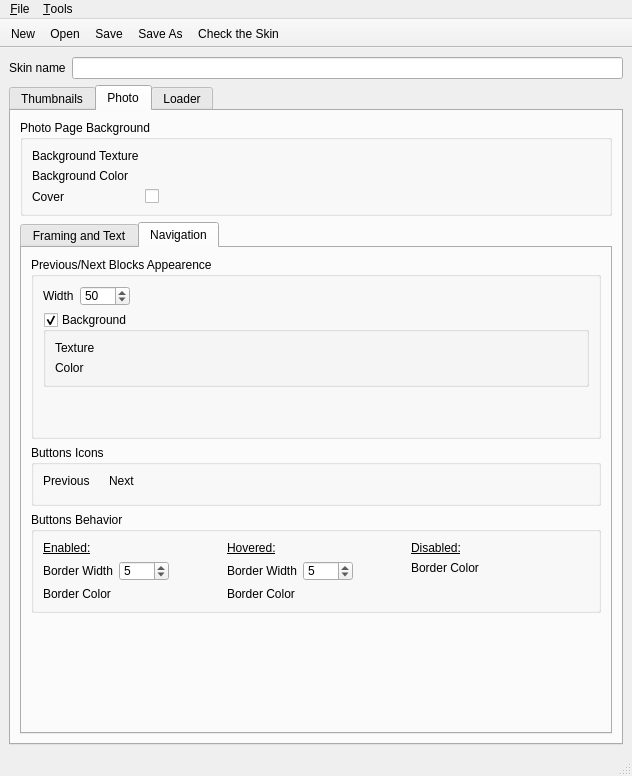
Qt form src/ui/WinSkinDesigner.ui (Pixinn/ezwebgallery) before a commit.
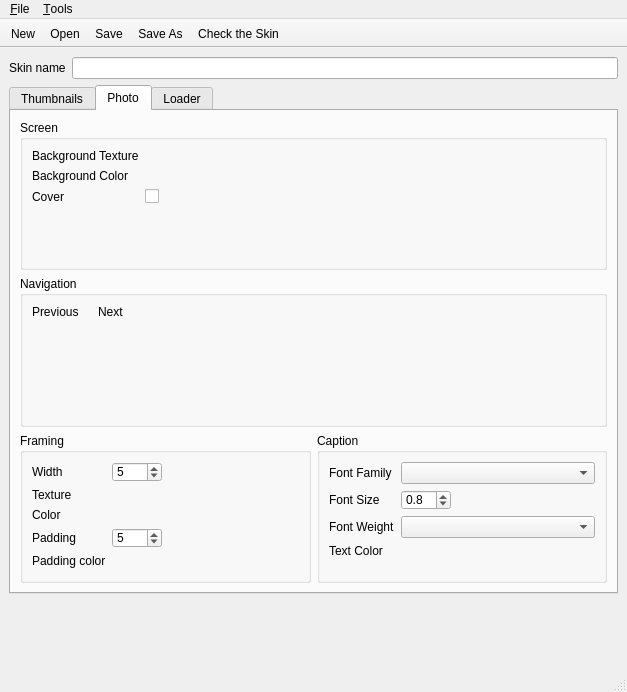
The same form after that commit. The open tabs and pages were chosen to show the change. Icons and pictures are not drawn. Custom widgets are drawn as their Qt base class.

What changed in the file:
```diff
--- a/src/ui/WinSkinDesigner.ui
+++ b/src/ui/WinSkinDesigner.ui
@@ -6,8 +6,8 @@
    <rect>
     <x>0</x>
     <y>0</y>
-    <width>632</width>
-    <height>776</height>
+    <width>627</width>
+    <height>692</height>
    </rect>
   </property>
   <property name="windowTitle">
@@ -435,7 +435,7 @@
         <item>
          <widget class="QGroupBox" name="groupBox_PhotoBckg">
           <property name="title">
-           <string>Photo Page Background</string>
+           <string>Screen</string>
           </property>
           <layout class="QVBoxLayout" name="verticalLayout_2">
            <item>
@@ -483,24 +483,64 @@
          </widget>
         </item>
         <item>
-         <widget class="QTabWidget" name="tabWidget">
-          <property name="tabShape">
-           <enum>QTabWidget::Rounded</enum>
+         <widget class="QGroupBox" name="groupBox">
+          <property name="title">
+           <string>Navigation</string>
           </property>
-          <property name="currentIndex">
-           <number>0</number>
-          </property>
-          <widget class="QWidget" name="tab_FramingAndText">
-           <property name="font">
-            <font>
-             <weight>50</weight>
-             <bold>false</bold>
-            </font>
-           </property>
-           <attribute name="title">
-            <string>Framing and Text</string>
-           </attribute>
-           <layout class="QVBoxLayout" name="verticalLayout_18">
+          <layout class="QHBoxLayout" name="horizontalLayout_15">
+           <item>
+            <layout class="QHBoxLayout" name="horizontalLayout_14">
+             <item>
+              <layout class="QFormLayout" name="formLayout_21">
+               <property name="fieldGrowthPolicy">
+                <enum>QFormLayout::AllNonFixedFieldsGrow</enum>
+               </property>
+               <item row="0" column="0">
+                <widget class="QLabel" name="label_PreviousButton">
+                 <property name="text">
+                  <string>Previous</string>
+                 </property>
+                </widget>
+               </item>
+               <item row="0" column="1">
+                <widget class="CImagePicker" name="CImagePicker_PreviousButton_Icon"/>
+               </item>
+              </layout>
+             </item>
+             <item>
+              <layout class="QFormLayout" name="formLayout_20">
+               <item row="0" column="0">
+                <widget class="QLabel" name="label_NextButton">
+                 <property name="text">
+                  <string>Next</string>
+                 </property>
+                </widget>
+               </item>
+               <item row="0" column="1">
+                <widget class="CImagePicker" name="CImagePicker_NextButton_Icon"/>
+               </item>
+              </layout>
+             </item>
+            </layout>
+           </item>
+           <item>
+            <spacer name="horizontalSpacer">
+             <property name="orientation">
+              <enum>Qt::Horizontal</enum>
+             </property>
+             <property name="sizeHint" stdset="0">
+              <size>
+               <width>40</width>
+               <height>20</height>
+              </size>
+             </property>
+            </spacer>
+           </item>
+          </layout>
+         </widget>
+        </item>
+        <item>
+         <layout class="QHBoxLayout" name="horizontalLayout">
             <item>
              <widget class="QGroupBox" name="groupBox_PhotoFraming">
               <property name="enabled">
@@ -697,347 +737,6 @@
              </widget>
             </item>
            </layout>
-          </widget>
-          <widget class="QWidget" name="tab_Navigation">
-           <attribute name="title">
-            <string>Navigation</string>
-           </attribute>
-           <layout class="QVBoxLayout" name="verticalLayout_16">
-            <item>
-             <layout class="QHBoxLayout" name="horizontalLayout_12">
-              <item>
-               <widget class="QGroupBox" name="groupBox_PhotoNavBlocks">
-                <property name="title">
-                 <string>Previous/Next Blocks Appearence</string>
-                </property>
-                <layout class="QVBoxLayout" name="verticalLayout_15">
-                 <item>
-                  <layout class="QFormLayout" name="formLayout_15">
-                   <property name="fieldGrowthPolicy">
-                    <enum>QFormLayout::AllNonFixedFieldsGrow</enum>
-                   </property>
-                   <item row="0" column="0">
-                    <widget class="QLabel" name="label_PhotoNavBlocks_Width">
-                     <property name="text">
-                      <string>Width</string>
-                     </property>
-                    </widget>
-                   </item>
-                   <item row="0" column="1">
-                    <widget class="QSpinBox" name="spinBox_PhotoNavBlocks_Width">
-                     <property name="minimumSize">
-                      <size>
-                       <width>50</width>
-                       <height>20</height>
-                      </size>
-                     </property>
-                     <property name="maximumSize">
-                      <size>
-                       <width>50</width>
-                       <height>20</height>
-                      </size>
-                     </property>
-                     <property name="minimum">
-                      <number>20</number>
-                     </property>
-                     <property name="maximum">
-                      <number>250</number>
-                     </property>
-                     <property name="value">
-                      <number>50</number>
-                     </property>
-                    </widget>
-                   </item>
-                  </layout>
-                 </item>
-                 <item>
-                  <widget class="QGroupBox" name="groupBox_PhotoNavBlocksBckg">
-                   <property name="title">
-                    <string>Background</string>
-                   </property>
-                   <property name="checkable">
-                    <bool>true</bool>
-                   </property>
-                   <layout class="QVBoxLayout" name="verticalLayout_19">
-                    <item>
-                     <layout class="QFormLayout" name="formLayout_23">
-                      <item row="0" column="0">
-                       <widget class="QLabel" name="label_PhotoNavBlocks_BckgTexture">
-                        <property name="text">
-                         <string>Texture</string>
-                        </property>
-                       </widget>
-                      </item>
-                      <item row="1" column="0">
-                       <widget class="QLabel" name="label_PhotoNavBlocks_BckgColor">
-                        <property name="text">
-                         <string>Color</string>
-                        </property>
-                       </widget>
-                      </item>
-                      <item row="0" column="1">
-                       <widget class="CImagePicker" name="CImagePicker_PhotoNavBlocks_BckgTexture"/>
-                      </item>
-                      <item row="1" column="1">
-                       <widget class="CColorPicker" name="cColorPicker_PhotoNavBlocks_BckgColor"/>
-                      </item>
-                     </layout>
-                    </item>
-                   </layout>
-                  </widget>
-                 </item>
-                 <item>
-                  <spacer name="verticalSpacer_3">
-                   <property name="orientation">
-                    <enum>Qt::Vertical</enum>
-                   </property>
-                   <property name="sizeHint" stdset="0">
-                    <size>
-                     <width>20</width>
-                     <height>40</height>
-                    </size>
-                   </property>
-                  </spacer>
-                 </item>
-                </layout>
-               </widget>
-              </item>
-             </layout>
-            </item>
-            <item>
-             <widget class="QGroupBox" name="groupBox">
-              <property name="title">
-               <string>Buttons Icons</string>
-              </property>
-              <layout class="QHBoxLayout" name="horizontalLayout_15">
-               <item>
-                <layout class="QHBoxLayout" name="horizontalLayout_14">
-                 <item>
-                  <layout class="QFormLayout" name="formLayout_21">
-                   <property name="fieldGrowthPolicy">
-                    <enum>QFormLayout::AllNonFixedFieldsGrow</enum>
-                   </property>
-                   <item row="0" column="0">
-                    <widget class="QLabel" name="label_PreviousButton">
-                     <property name="text">
-                      <string>Previous</string>
-                     </property>
-                    </widget>
-                   </item>
-                   <item row="0" column="1">
-                    <widget class="CImagePicker" name="CImagePicker_PreviousButton_Icon"/>
-                   </item>
-                  </layout>
-                 </item>
-                 <item>
-                  <layout class="QFormLayout" name="formLayout_20">
-                   <item row="0" column="0">
-                    <widget class="QLabel" name="label_NextButton">
-                     <property name="text">
-                      <string>Next</string>
-                     </property>
-                    </widget>
-                   </item>
-                   <item row="0" column="1">
-                    <widget class="CImagePicker" name="CImagePicker_NextButton_Icon"/>
-                   </item>
-                  </layout>
-                 </item>
-                </layout>
-               </item>
-               <item>
-                <spacer name="horizontalSpacer">
-                 <property name="orientation">
-                  <enum>Qt::Horizontal</enum>
-                 </property>
-                 <property name="sizeHint" stdset="0">
-                  <size>
-                   <width>40</width>
-                   <height>20</height>
-                  </size>
-                 </property>
-                </spacer>
-               </item>
-              </layout>
-             </widget>
-            </item>
-            <item>
-             <widget class="QGroupBox" name="groupBox_PhotoButtons">
-              <property name="title">
-               <string>Buttons Behavior</string>
-              </property>
-              <layout class="QVBoxLayout" name="verticalLayout_20">
-               <item>
-                <layout class="QHBoxLayout" name="horizontalLayout_6">
-                 <item>
-                  <layout class="QFormLayout" name="formLayout_16">
-                   <property name="fieldGrowthPolicy">
-                    <enum>QFormLayout::AllNonFixedFieldsGrow</enum>
-                   </property>
-                   <item row="0" column="0">
-                    <widget class="QLabel" name="label_PhotoButtonsEnabled">
-                     <property name="font">
-                      <font>
-                       <underline>true</underline>
-                      </font>
-                     </property>
-                     <property name="text">
-                      <string>Enabled:</string>
-                     </property>
-                    </widget>
-                   </item>
-                   <item row="1" column="0">
-                    <widget class="QLabel" name="label_PhotoButtonsEnabled_BorderColor">
-                     <property name="text">
-                      <string>Border Width</string>
-                     </property>
-                    </widget>
-                   </item>
-                   <item row="2" column="0">
-                    <widget class="QLabel" name="label_PhotoButtonsEnabled_BorderWidth">
-                     <property name="text">
-                      <string>Border Color</string>
-                     </property>
-                    </widget>
-                   </item>
-                   <item row="1" column="1">
-                    <widget class="QSpinBox" name="spinBox_PhotoButtonsEnabled_BorderWidth">
-                     <property name="minimumSize">
-                      <size>
-                       <width>50</width>
-                       <height>20</height>
-                      </size>
-                     </property>
-                     <property name="maximumSize">
-                      <size>
-                       <width>50</width>
-                       <height>20</height>
-                      </size>
-                     </property>
-                     <property name="minimum">
-                      <number>0</number>
-                     </property>
-                     <property name="maximum">
-                      <number>20</number>
-                     </property>
-                     <property name="value">
-                      <number>5</number>
-                     </property>
-                    </widget>
-                   </item>
-                   <item row="2" column="1">
-                    <widget class="CColorPicker" name="cColorPicker_PhotoButtonsEnabled_BorderColor"/>
-                   </item>
-                  </layout>
-                 </item>
-                 <item>
-                  <layout class="QFormLayout" name="formLayout_17">
-                   <item row="0" column="0">
-                    <widget class="QLabel" name="label_PhotoButtonsHovered">
-                     <property name="font">
-                      <font>
-                       <underline>true</underline>
-                      </font>
-                     </property>
-                     <property name="text">
-                      <string>Hovered:</string>
-                     </property>
-                    </widget>
-                   </item>
-                   <item row="1" column="0">
-                    <widget class="QLabel" name="label_PhotoButtonsHovered_BorderWidth">
-                     <property name="text">
-                      <string>Border Width</string>
-                     </property>
-                    </widget>
-                   </item>
-                   <item row="2" column="0">
-                    <widget class="QLabel" name="label_PhotoButtonsHovered_BorderColor">
-                     <property name="text">
-                      <string>Border Color</string>
-                     </property>
-                    </widget>
-                   </item>
-                   <item row="1" column="1">
-                    <widget class="QSpinBox" name="spinBox_PhotoButtonsHovered_BorderWidth">
-                     <property name="minimumSize">
-                      <size>
-                       <width>50</width>
-                       <height>20</height>
-                      </size>
-                     </property>
-                     <property name="maximumSize">
-                      <size>
-                       <width>50</width>
-                       <height>20</height>
-                      </size>
-                     </property>
-                     <property name="minimum">
-                      <number>0</number>
-                     </property>
-                     <property name="maximum">
-                      <number>20</number>
-                     </property>
-                     <property name="value">
-                      <number>5</number>
-                     </property>
-                    </widget>
-                   </item>
-                   <item row="2" column="1">
-                    <widget class="CColorPicker" name="cColorPicker_PhotoButtonsHovered_BorderColor"/>
-                   </item>
-                  </layout>
-                 </item>
-                 <item>
-                  <layout class="QFormLayout" name="formLayout_18">
-                   <property name="fieldGrowthPolicy">
-                    <enum>QFormLayout::AllNonFixedFieldsGrow</enum>
-                   </property>
-                   <item row="0" column="0">
-                    <widget class="QLabel" name="label_PhotoButtonsDisabled">
-                     <property name="font">
-                      <font>
-                       <underline>true</underline>
-                      </font>
-                     </property>
-                     <property name="text">
-                      <string>Disabled:</string>
-                     </property>
-                    </widget>
-                   </item>
-                   <item row="1" column="0">
-                    <widget class="QLabel" name="label_PhotoButtonsDisabled_BorderColor">
-                     <property name="text">
-                      <string>Border Color</string>
-                     </property>
-                    </widget>
-                   </item>
-                   <item row="1" column="1">
-                    <widget class="CColorPicker" name="cColorPicker_PhotoButtonsDisabled_BorderColor"/>
-                   </item>
-                  </layout>
-                 </item>
-                </layout>
-               </item>
-              </layout>
-             </widget>
-            </item>
-            <item>
-             <spacer name="verticalSpacer_4">
-              <property name="orientation">
-               <enum>Qt::Vertical</enum>
-              </property>
-              <property name="sizeHint" stdset="0">
-               <size>
-                <width>20</width>
-                <height>40</height>
-               </size>
-              </property>
-             </spacer>
-            </item>
-           </layout>
-          </widget>
-         </widget>
         </item>
        </layout>
       </widget>
@@ -1249,6 +948,19 @@
       </widget>
      </widget>
     </item>
+    <item>
+     <spacer name="verticalSpacer_3">
+      <property name="orientation">
+       <enum>Qt::Vertical</enum>
+      </property>
+      <property name="sizeHint" stdset="0">
+       <size>
+        <width>20</width>
+        <height>40</height>
+       </size>
+      </property>
+     </spacer>
+    </item>
    </layout>
   </widget>
   <widget class="QMenuBar" name="menubar">
@@ -1256,7 +968,7 @@
     <rect>
      <x>0</x>
      <y>0</y>
-     <width>632</width>
+     <width>627</width>
      <height>21</height>
     </rect>
    </property>
```
Left out of the diff: 21 changed lines with no effect on the pictures. Lines whose indentation alone changed are shown as unchanged.
